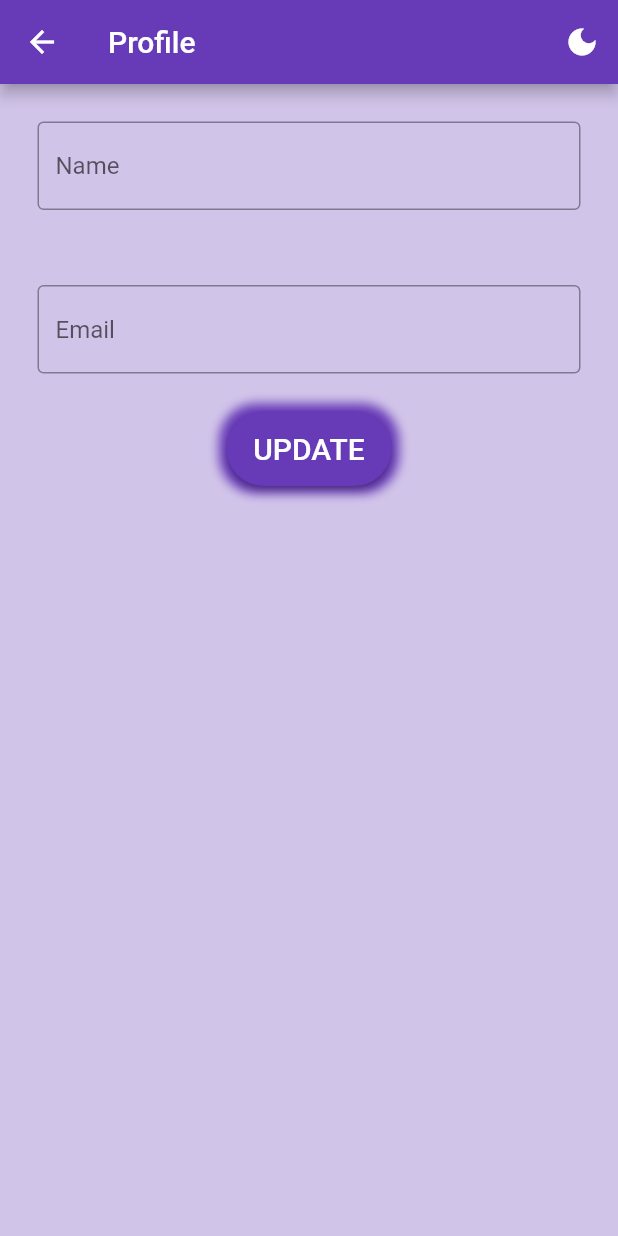
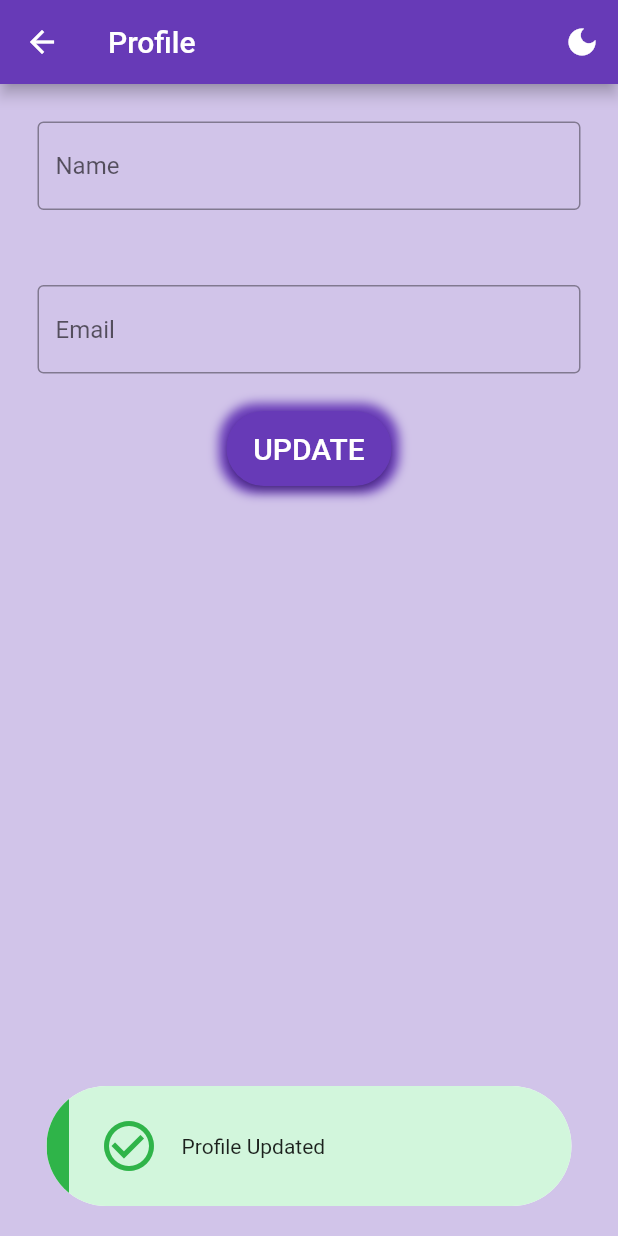
Before and after one commit to Vishwa-Karthik/CryptoCurrency-App, a Flutter app: the ProfileUpdate screen opened directly, after a tap on "UPDATE", on a phone screen of 412 x 824 dp. Run offline on Flutter 3.47's test engine with Material 2 defaults, Android fonts, the phone set to English and light mode, and no system bars; our stand-ins replace fl_chart, google_fonts, motion_toast, shared_preferences; accounts and stored records are empty; network calls fail; Roboto replaces fonts that are missing (TextStyle).

```diff
--- a/lib/update_profile.dart
+++ b/lib/update_profile.dart
@@ -2,6 +2,8 @@
 
 import 'package:crypto_app/app_theme.dart';
 import 'package:flutter/material.dart';
+import 'package:motion_toast/motion_toast.dart';
+import 'package:motion_toast/resources/arrays.dart';
 import 'package:shared_preferences/shared_preferences.dart';
 
 class ProfileUpdate extends StatefulWidget {
@@ -89,6 +91,7 @@ class _ProfileUpdateState extends State<ProfileUpdate> {
                         isDarkMode ? Colors.grey.shade600 : Colors.deepPurple),
                 onPressed: () {
                   saveDetails();
+                  showSuccessToast(context);
                 },
                 child: const Text(
                   "UPDATE",
@@ -120,3 +123,14 @@ class _ProfileUpdateState extends State<ProfileUpdate> {
     );
   }
 }
+
+void showSuccessToast(context) {
+  MotionToast.success(
+    description: const Text("Profile Updated"),
+    enableAnimation: true,
+    animationType: AnimationType.fromRight,
+    toastDuration: const Duration(seconds: 2),
+    borderRadius: 40.0,
+    barrierColor: Colors.transparent,
+  ).show(context);
+}
--- a/pubspec.yaml
+++ b/pubspec.yaml
@@ -31,6 +31,7 @@ environment:
 dependencies:
   cupertino_icons: ^1.0.2
   fl_chart: ^0.55.2
+  motion_toast: ^2.3.2
   flutter:
     sdk: flutter
   flutter_launcher_icons: ^0.10.0
```
Also changed, not shown: pubspec.lock.
